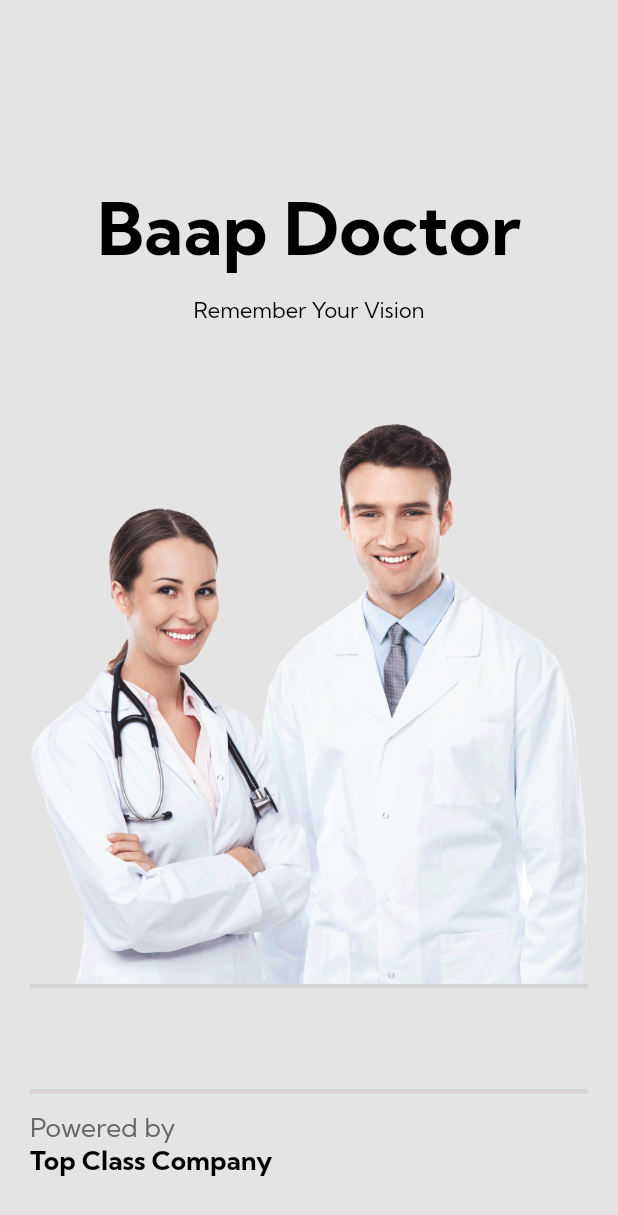
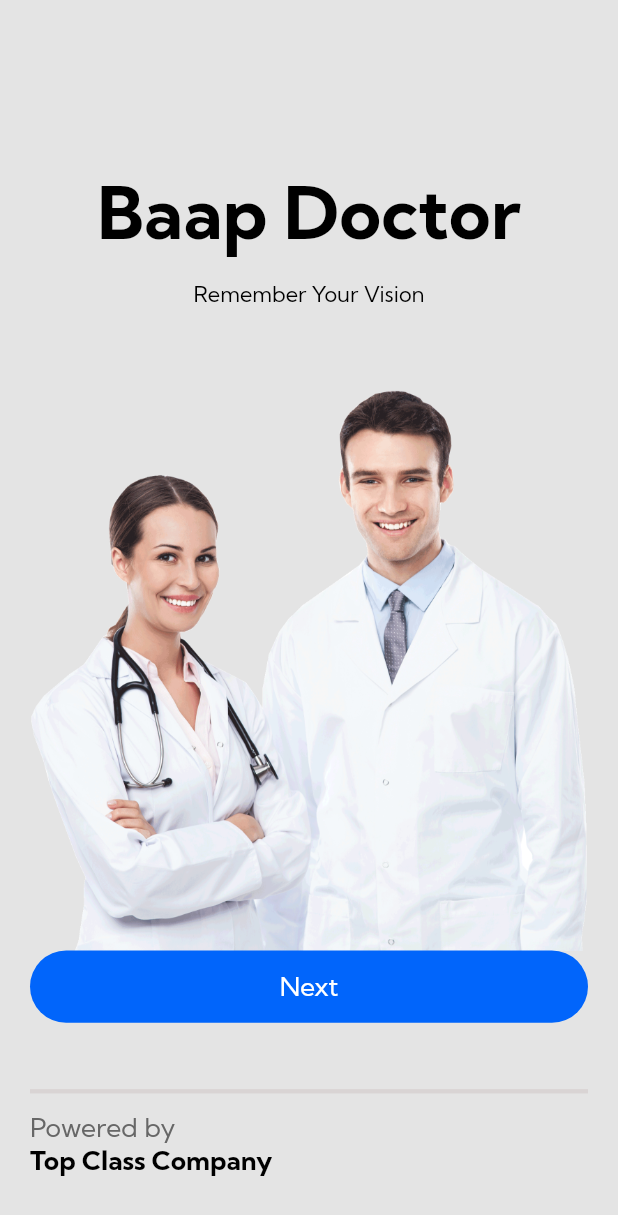
Before and after one commit to maheshbghule2000/ekam, a Flutter app: the first screen one second after launch, on a phone screen of 412 x 824 dp. Shown: the top 1215 px of the screen. Run offline on Flutter 3.47's test engine with Material 2 defaults, Android fonts, the phone set to English and light mode, and no system bars; our stand-ins replace cached_network_image, flutter_screenutil, flutter_svg, get, get_storage, go_router and 3 more; project files that could hold a hidden picture were left out; key blocks and very long unbroken strings in the code were emptied for the run.

Commit message:
code update

```diff
--- a/lib/views/screens/start/start_screen.dart
+++ b/lib/views/screens/start/start_screen.dart
@@ -1,6 +1,7 @@
 
 // import 'package:lottie/lottie.dart';
 
+import 'package:ekam/views/widgets/custom_button_widget.dart';
 import 'package:flutter/material.dart';
 import 'package:flutter_screenutil/flutter_screenutil.dart';
 import 'package:get/get.dart';
@@ -20,21 +21,15 @@ class WelcomeScreen extends StatefulWidget {
 final WelcomeController _welcomeController = Get.find();
 
 class _WelcomeScreenState extends State<WelcomeScreen> {
-  @override
-  void initState() {
-    super.initState();
+  // @override
+  // void initState() {
+  //   super.initState();
 
-    //  Navigator.push<void>(
-    //                   context,
-    //                   MaterialPageRoute<void>(
-    //                     builder: (BuildContext context) =>
-    //                         WelcomeScreen(),
-    //                   ),
-    //                 );
-    Future.delayed(const Duration(seconds: 3), () {
-      _welcomeController.gotoDoctorDetailsScreen(context);
-    });
-  }
+
+  //   Future.delayed(const Duration(seconds: 3), () {
+  //     _welcomeController.gotoDoctorDetailsScreen(context);
+  //   });
+  // }
 
   @override
   Widget build(BuildContext context) {
@@ -80,6 +75,19 @@ class _WelcomeScreenState extends State<WelcomeScreen> {
     );
   }
 
+_nextButtonWidget(BuildContext context){
+  return CustomButtonWidget(context: context, data: 'Next',
+
+  width: MediaQuery.of(context).size.width,
+  height: 50,
+  color: AppColors.whiteColor,
+  backgroundColor: AppColors.buttonColor,
+  borderRadius: 50,
+   onClick: (){
+
+ _welcomeController.gotoDoctorDetailsScreen(context);
+  });
+}
   // _imageWidget(BuildContext context) {
   //   return Column(
   //     mainAxisAlignment: MainAxisAlignment.center,
@@ -101,11 +109,22 @@ class _WelcomeScreenState extends State<WelcomeScreen> {
       mainAxisAlignment: MainAxisAlignment.center,
       children: [
         Center(
-          child: Image.asset(
-            'assets/images/doctor.png',
+          child: InkWell(
+            onTap: (){
+                Navigator.push<void>(
+                      context,
+                      MaterialPageRoute<void>(
+                        builder: (BuildContext context) =>
+                            const WelcomeScreen(),
+                      ),
+                    );
+            },
+            child: Image.asset(
+              'assets/images/doctor.png',
+            ),
           ),
         ),
- _dividerWidget(context),
+ _nextButtonWidget(context),
         // Center(
         //   child: Image.network(
         //     'https://baap-app-images.s3.ap-south-1.amazonaws.com/scaled_doctor.png',
@@ -156,4 +175,5 @@ class _WelcomeScreenState extends State<WelcomeScreen> {
       ),
     );
   }
+
 }
```
Also changed, not shown: lib/utils/initial_binding.dart (+10 -0 lines).
